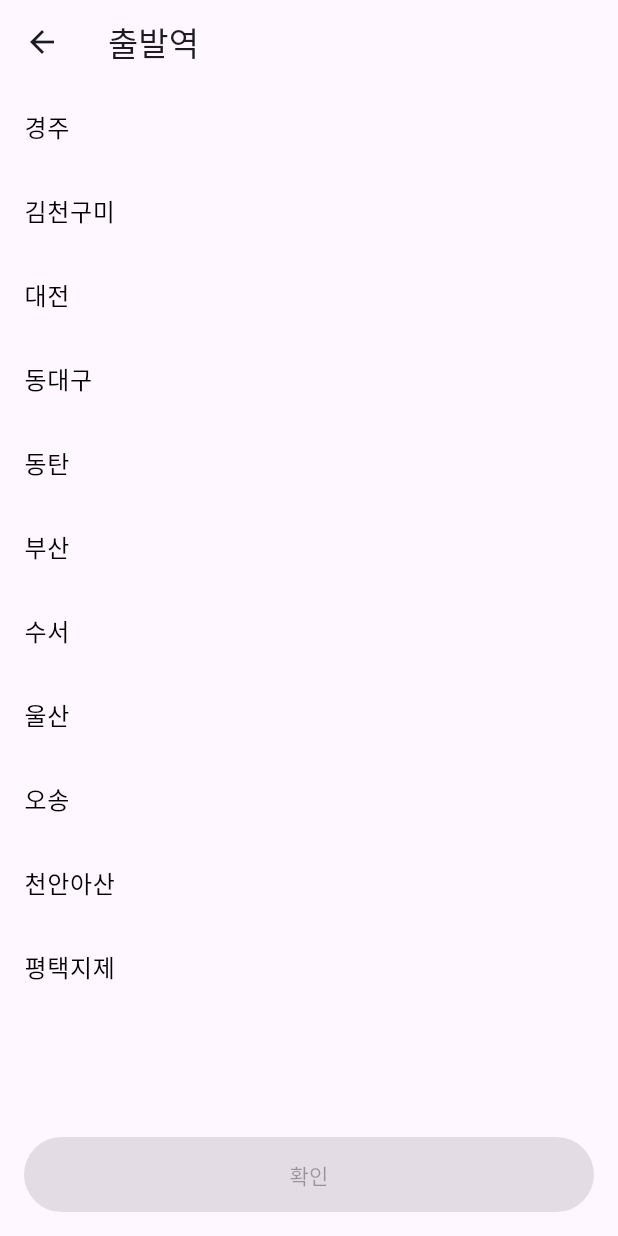
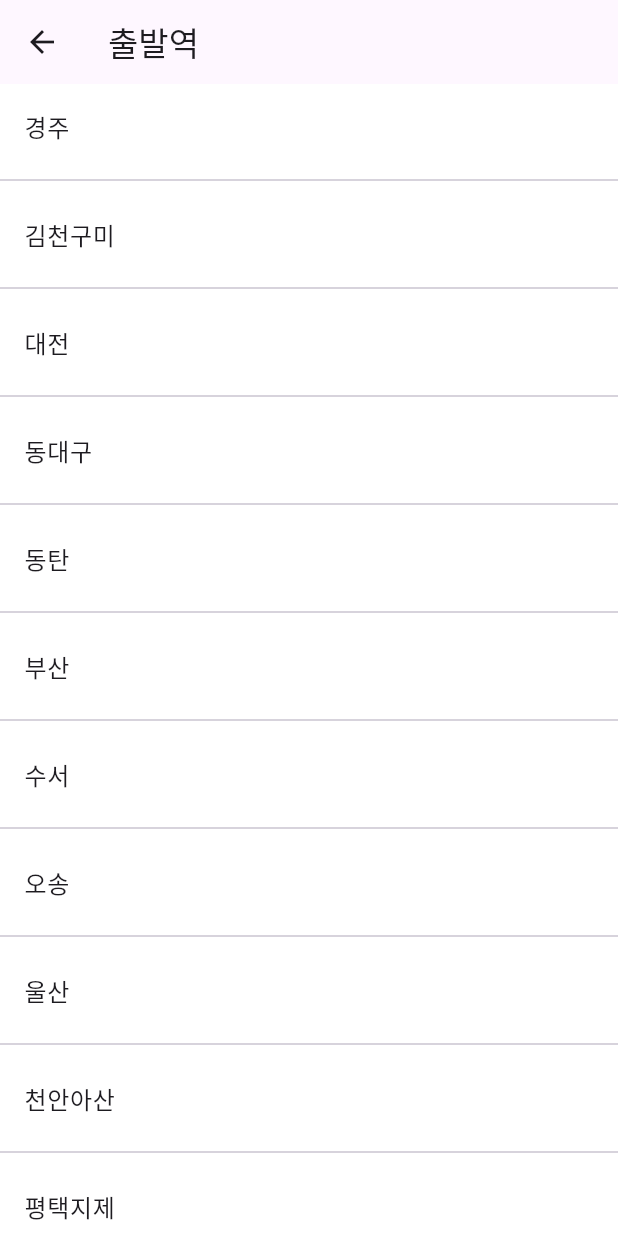
Before and after one commit to singlerose96/flutter_train_app, a Flutter app: the HomePage screen opened directly, after a tap on "출발역", on a phone screen of 412 x 824 dp. Run offline on Flutter 3.47's test engine with Material 3 defaults, Android fonts, the phone set to English and light mode, and no system bars; statements that could not run were skipped.

Commit message:
dart 변환

```diff
--- /dev/null
+++ b/lib/pages/station_list_page.dart
@@ -0,0 +1,37 @@
+import 'package:flutter/material.dart';
+
+class StationListPage extends StatelessWidget {
+  final bool isDeparture;
+  StationListPage({super.key, required this.isDeparture});
+
+  final List<String> stations = [
+    '경주', '김천구미', '대전', '동대구', '동탄',
+    '부산', '수서', '울산', '오송', '천안아산', '평택지제'
+  ];
+
+  @override
+  Widget build(BuildContext context) {
+    stations.sort();
+
+    return Scaffold(
+      appBar: AppBar(
+        title: Text(isDeparture ? '출발역' : '도착역'),
+        leading: IconButton(
+          icon: const Icon(Icons.arrow_back),
+          onPressed: () => Navigator.pop(context),
+        ),
+      ),
+      body: ListView.separated(
+        itemCount: stations.length,
+        separatorBuilder: (_, __) => const Divider(),
+        itemBuilder: (context, index) {
+          final station = stations[index];
+          return ListTile(
+            title: Text(station),
+            onTap: () => Navigator.pop(context, station),
+          );
+        },
+      ),
+    );
+  }
+}
--- a/lib/station_list_page.dart
+++ /dev/null
@@ -1,83 +0,0 @@
-import 'package:flutter/material.dart';
-
-class StationListPage extends StatefulWidget {
-  final bool isDeparture; // true면 출발역 선택, false면 도착역 선택
-
-  const StationListPage({Key? key, required this.isDeparture}) : super(key: key);
-
-  @override
-  State<StationListPage> createState() => _StationListPageState();
-}
-
-class _StationListPageState extends State<StationListPage> {
-  // 선택된 역
-  String? selectedStation;
-
-  // 고정된 역 리스트 (가나다 순 정렬)
-  final List<String> stationList = [
-    '경주', '김천구미', '대전', '동대구', '동탄',
-    '부산', '수서', '울산', '오송', '천안아산', '평택지제',
-  ];
-
-  @override
-  Widget build(BuildContext context) {
-    return Scaffold(
-      appBar: AppBar(
-        // isDeparture 값에 따라 앱바 타이틀 다르게 출력
-        title: Text(widget.isDeparture ? '출발역' : '도착역'),
-        leading: IconButton(
-          icon: const Icon(Icons.arrow_back),
-          onPressed: () => Navigator.pop(context), // 뒤로가기
-        ),
-      ),
-      body: Column(
-        children: [
-          Expanded(
-            child: ListView.builder(
-              itemCount: stationList.length,
-              itemBuilder: (context, index) {
-                final station = stationList[index];
-                final isSelected = station == selectedStation;
-
-                return ListTile(
-                  title: Text(
-                    station,
-                    style: TextStyle(
-                      fontWeight: isSelected ? FontWeight.bold : FontWeight.normal,
-                      color: isSelected ? Colors.purple : Colors.black,
-                    ),
-                  ),
-                  trailing: isSelected
-                      ? const Icon(Icons.check, color: Colors.purple)
-                      : null,
-                  onTap: () {
-                    // 역 이름 선택 시 selectedStation 업데이트
-                    setState(() {
-                      selectedStation = station;
-                    });
-                  },
-                );
-              },
-            ),
-          ),
-
-          // 확인 버튼
-          Padding(
-            padding: const EdgeInsets.all(16.0),
-            child: ElevatedButton(
-              onPressed: selectedStation == null
-                  ? null // 선택 안했으면 비활성화
-                  : () {
-                      Navigator.pop(context, selectedStation); // 선택값 반환
-                    },
-              style: ElevatedButton.styleFrom(
-                minimumSize: const Size(double.infinity, 50),
-              ),
-              child: const Text('확인'),
-            ),
-          )
-        ],
-      ),
-    );
-  }
-}
```
Also changed, not shown: lib/main.dart (+7 -105 lines), lib/pages/home_page.dart (renamed from lib/home_page.dart), lib/pages/seat_page.dart (added).
